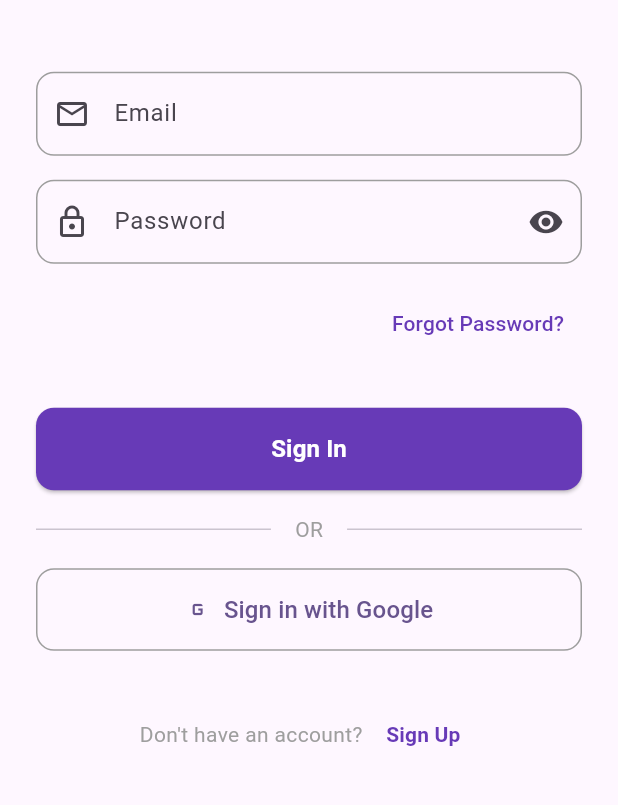
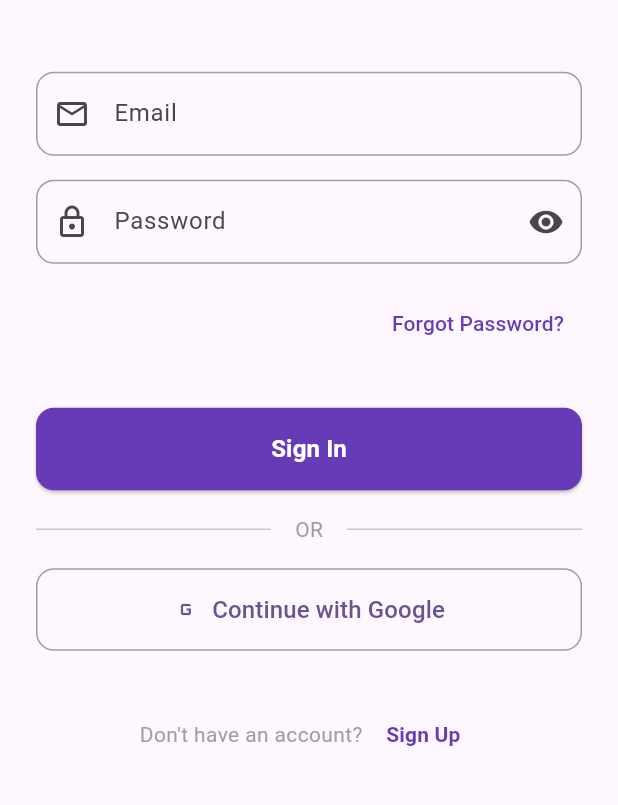
Before and after one commit to idanmeyer79/notes-App, a Flutter app: the screen it shows after launch, on a phone screen of 412 x 824 dp, the part 358-1163 px from its top. Run offline on Flutter 3.47's test engine with Material 3 defaults, Android fonts, the phone set to English and light mode, and no system bars; our stand-ins replace cloud_firestore, firebase_auth, firebase_core, geolocator, google_maps_flutter, google_sign_in and 1 more; accounts and stored records are empty.

Commit message:
Update application ID and label for consistency; add URL types for Google sign-in in iOS configuration. Refactor Google sign-in button text for clarity and remove commented code in auth page.

```diff
--- a/lib/pages/auth_page.dart
+++ b/lib/pages/auth_page.dart
@@ -344,7 +344,6 @@ class _AuthPageState extends State<AuthPage> {
                   ),
                   const SizedBox(height: 16),
 
-                  // Google Sign In/Up Button
                   Consumer<AuthViewModel>(
                     builder: (context, authViewModel, child) {
                       return OutlinedButton.icon(
@@ -366,14 +365,11 @@ class _AuthPageState extends State<AuthPage> {
                                         backgroundColor: Colors.green,
                                       ),
                                     );
-                                    // Navigation will be handled by auth state listener
                                   }
                                 },
                         icon: const Icon(Icons.g_mobiledata),
                         label: Text(
-                          _isSignUp
-                              ? 'Sign up with Google'
-                              : 'Sign in with Google',
+                          'Continue with Google',
                           style: const TextStyle(
                             fontSize: 16,
                             fontWeight: FontWeight.w500,
--- a/lib/services/auth_service.dart
+++ b/lib/services/auth_service.dart
@@ -41,7 +41,6 @@ class AuthService {
     }
   }
 
-  // Sign in with Google
   Future<UserCredential?> signInWithGoogle() async {
     try {
       // Trigger the authentication flow
```
Also changed, not shown: 3 other files.
